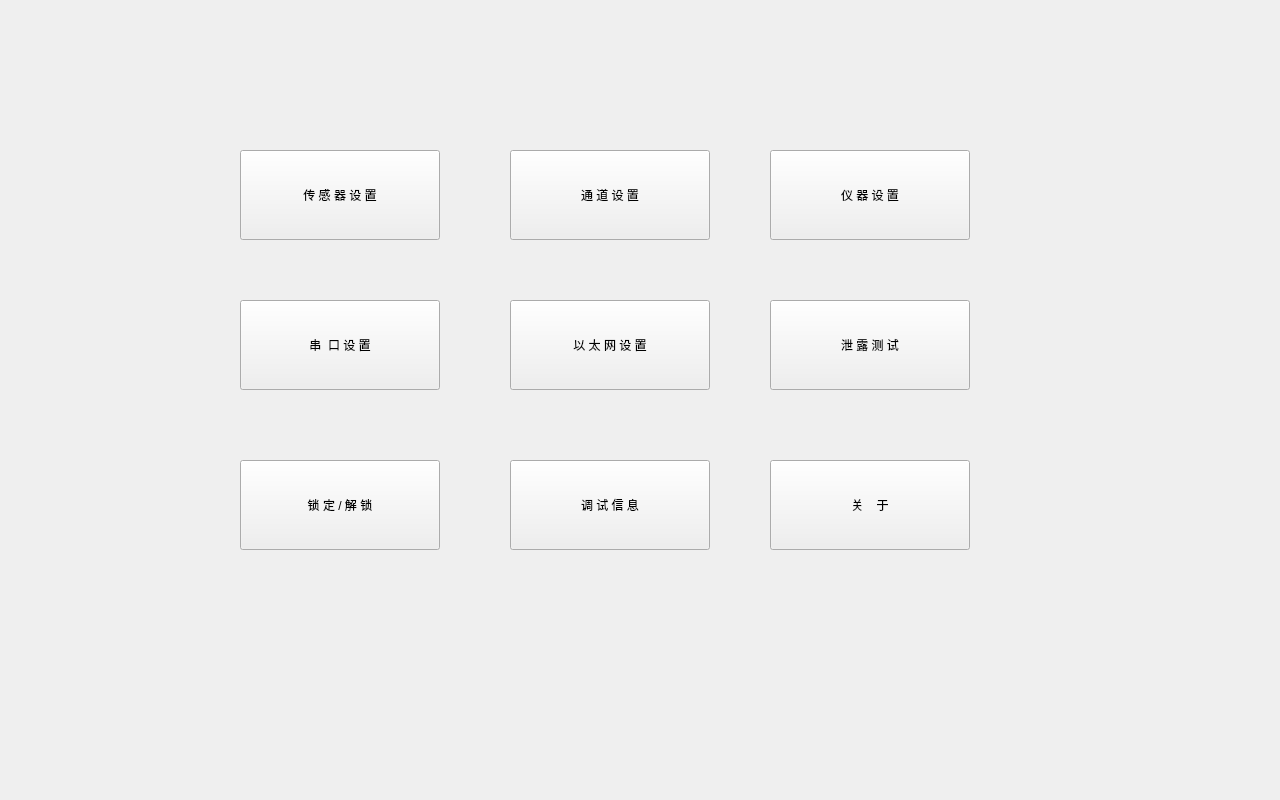
thewayI/tiny4412, file manu.ui: the form before one commit.
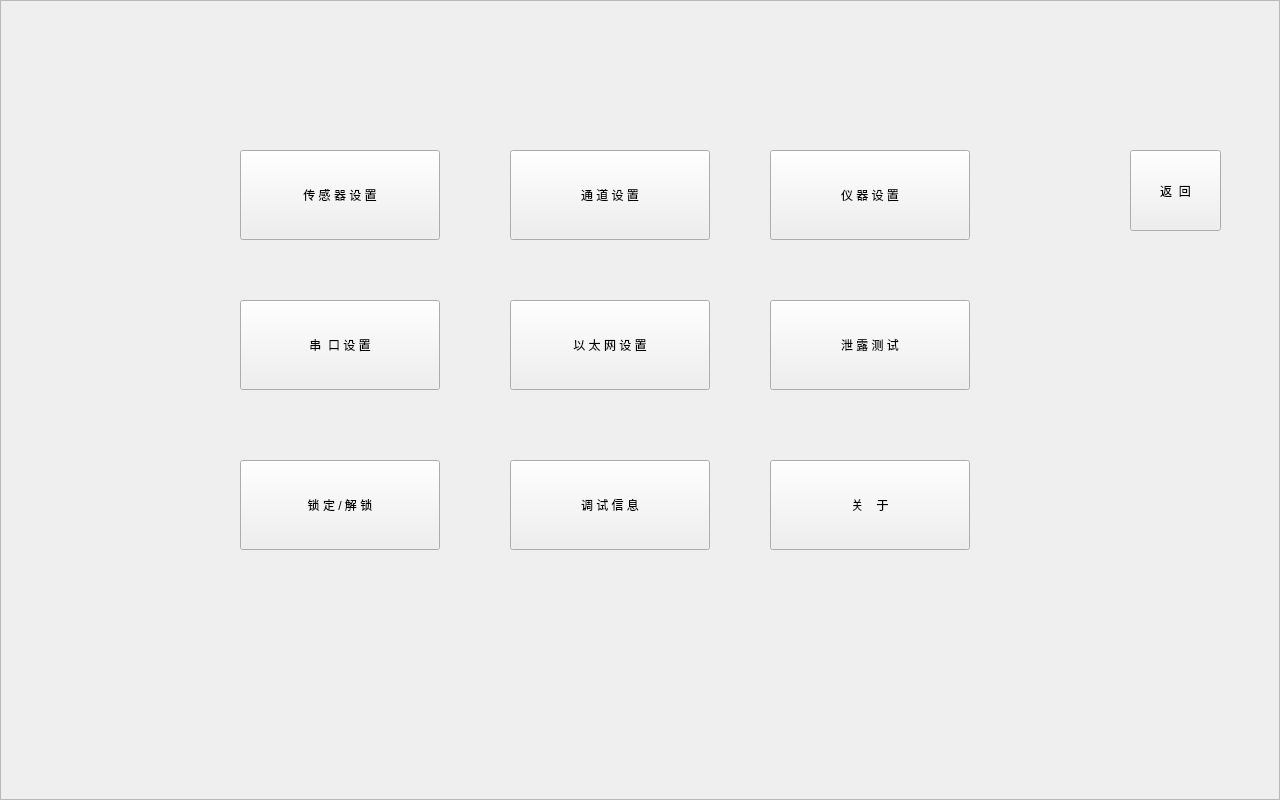
The form after the commit. Icons and pictures are not drawn.

The edit to the form file:
```diff
--- a/manu.ui
+++ b/manu.ui
@@ -199,6 +199,54 @@
     <string>泄 露 测 试</string>
    </property>
   </widget>
+  <widget class="QPushButton" name="btn_configureMachine_2">
+   <property name="geometry">
+    <rect>
+     <x>1130</x>
+     <y>150</y>
+     <width>91</width>
+     <height>81</height>
+    </rect>
+   </property>
+   <property name="font">
+    <font>
+     <pointsize>9</pointsize>
+    </font>
+   </property>
+   <property name="text">
+    <string>返  回</string>
+   </property>
+  </widget>
+  <widget class="QFrame" name="frame">
+   <property name="geometry">
+    <rect>
+     <x>0</x>
+     <y>0</y>
+     <width>1280</width>
+     <height>800</height>
+    </rect>
+   </property>
+   <property name="styleSheet">
+    <string notr="true">border-image: url(:/new/prefix1/image/bg_05.png);</string>
+   </property>
+   <property name="frameShape">
+    <enum>QFrame::StyledPanel</enum>
+   </property>
+   <property name="frameShadow">
+    <enum>QFrame::Raised</enum>
+   </property>
+  </widget>
+  <zorder>frame</zorder>
+  <zorder>btn_configureMachine</zorder>
+  <zorder>btn_configureSensor</zorder>
+  <zorder>btn_configureChan</zorder>
+  <zorder>btn_configureETH</zorder>
+  <zorder>btn_about</zorder>
+  <zorder>btn_configureSerial</zorder>
+  <zorder>btn_debugInfo</zorder>
+  <zorder>btn_lockUnlock</zorder>
+  <zorder>btn_leakTest</zorder>
+  <zorder>btn_configureMachine_2</zorder>
  </widget>
  <resources/>
  <connections/>
```
